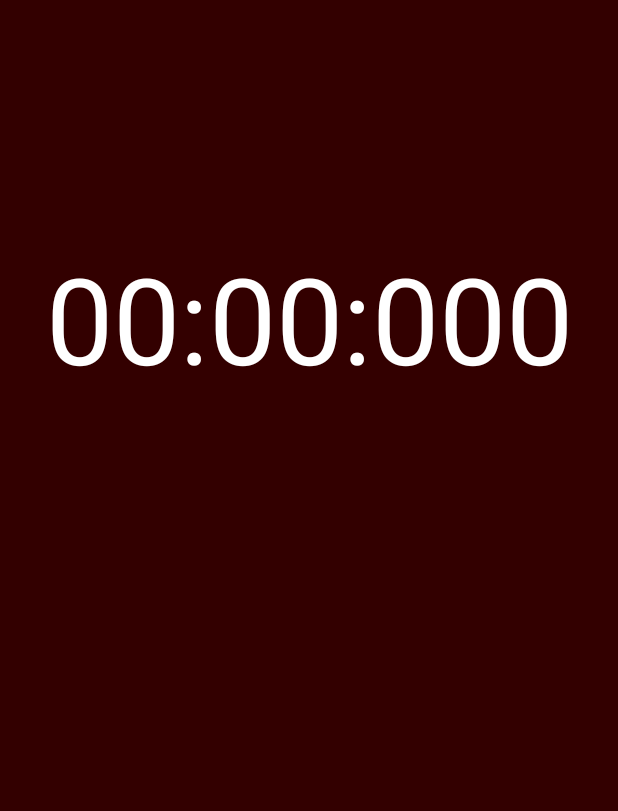
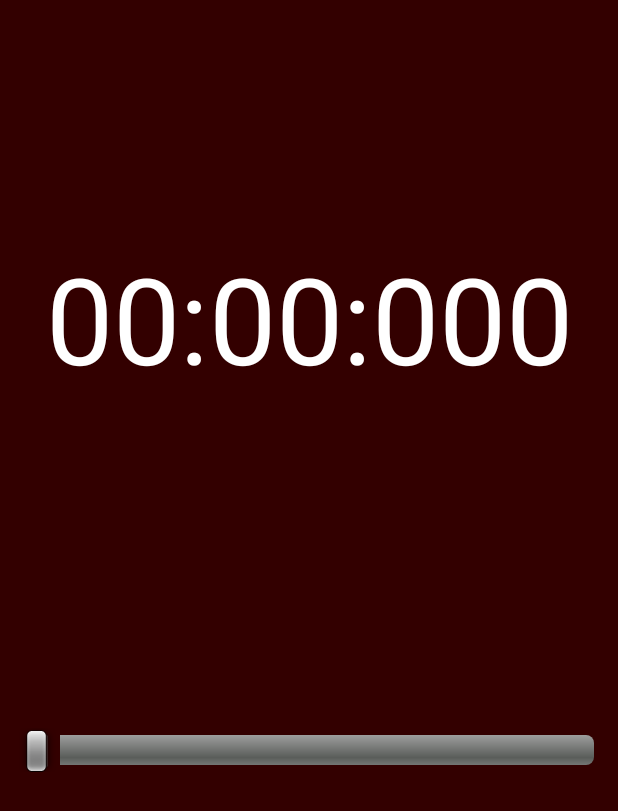
Before and after one commit to julien-birabent/ThisMeansNothing, an Android app: the PlayTrackActivity screen opened directly, with no data from a screen before it, on a phone screen of 412 x 824 dp. Shown: the top 811 px of the screen. Run offline under Robolectric (Android 15) with nearby library versions, the phone set to English and light mode, and no system bars.

Commit message:
Ajout d un style pour seekbar ( plus gros, plus visible, plus pratique )

```diff
--- a/app/src/main/java/com/julienbirabent/thismeansnothing/activity/PlayTrackActivity.java
+++ b/app/src/main/java/com/julienbirabent/thismeansnothing/activity/PlayTrackActivity.java
@@ -38,6 +38,7 @@ public class PlayTrackActivity extends Activity implements MediaController.Media
     // la position de la track choisie dans la liste contenant toutes les tracks
     private int chosenTrackId;
     private View mMediaControllerView;
+    private TextView trackTimePositionView;
 
     private boolean isMediaPlayerPrepared = false;
 
@@ -49,7 +50,7 @@ public class PlayTrackActivity extends Activity implements MediaController.Media
         setContentView(R.layout.activity_play_track);
         trackInfoView = (TextView) findViewById(R.id.playing_track_informations);
         mMediaControllerView = (View)findViewById(R.id.media_controller);
-
+        trackTimePositionView = (TextView) findViewById(R.id.track_time_position);
 
     }
 
@@ -60,6 +61,7 @@ public class PlayTrackActivity extends Activity implements MediaController.Media
         player.release();
         player = null;
         super.onStop();
+
 
     }
 
@@ -241,14 +243,19 @@ public class PlayTrackActivity extends Activity implements MediaController.Media
 
     @Override
     public void onCompletion(MediaPlayer mp) {
-        mp.reset();
+       if(mp!= null) {
+           mp.reset();
+       }
     }
 
     @Override
     public boolean onError(MediaPlayer mp, int what, int extra) {
+
         isMediaPlayerPrepared = false;
-        mp.reset();
-        mp.release();
+        if(mp!= null) {
+            mp.reset();
+            mp.release();
+        }
         return false;
     }
 
--- a/app/src/main/res/layout/activity_play_track.xml
+++ b/app/src/main/res/layout/activity_play_track.xml
@@ -34,10 +34,21 @@
         android:layout_width="match_parent"
         android:layout_height="wrap_content"
         android:layout_below="@id/track_time_position"
-        android:layout_marginTop="100dp"
+        android:layout_marginTop="70dp"
         android:nestedScrollingEnabled="false">
 
     </MediaController>
+
+    <SeekBar
+        android:layout_width="match_parent"
+        android:layout_height="wrap_content"
+        android:id="@+id/seek_bar"
+        android:minHeight="20dp"
+        android:layout_below="@id/media_controller"
+        android:layout_marginTop="150dp"
+        android:visibility="visible"
+        style="@style/tallerBarStyle"
+      />
 
 
 
--- a/app/src/main/res/values/styles.xml
+++ b/app/src/main/res/values/styles.xml
@@ -8,4 +8,12 @@
         <item name="colorAccent">@color/colorAccent</item>
     </style>
 
+    <style name="tallerBarStyle" parent="@android:style/Widget.SeekBar">
+        <item name="android:indeterminateOnly">false</item>
+        <item name="android:progressDrawable">@android:drawable/progress_horizontal</item>
+        <item name="android:indeterminateDrawable">@android:drawable/progress_horizontal</item>
+        <item name="android:minHeight">8dip</item>
+        <item name="android:maxHeight">20dip</item>
+    </style>
+
 </resources>
```
